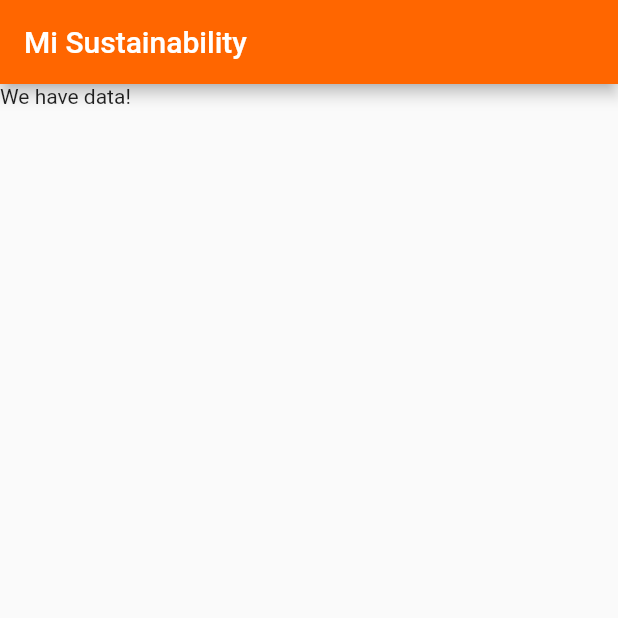
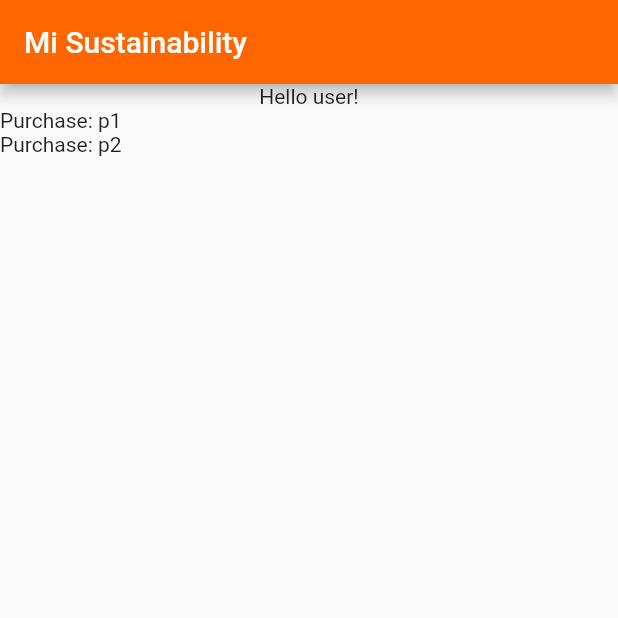
Before and after one commit to Omerixe/EcoMi, a Flutter app: the screen it shows after launch, on a phone screen of 412 x 824 dp, the top half of it. Run offline on Flutter 3.47's test engine with Material 2 defaults, Android fonts, the phone set to English and light mode, and no system bars.

Commit message:
show all the purchases in a list

```diff
--- a/lib/screens/home_page.dart
+++ b/lib/screens/home_page.dart
@@ -26,12 +26,22 @@ class _HomePageState extends State<HomePage> {
   Widget build(BuildContext context) {
     return SafeArea(
         child: Scaffold(
-          appBar: AppBar(title: Text('Mi Sustainability')),
+      appBar: AppBar(title: Text('Mi Sustainability')),
       body: FutureBuilder<Customer>(
         future: customer,
         builder: (BuildContext context, AsyncSnapshot<Customer> snapshot) {
           if (snapshot.hasData) {
-            return Text('We have data!');
+            return Column(children: [
+              Text('Hello user!'),
+              Expanded(
+                child: ListView.builder(
+                    itemCount: snapshot.data!.purchases.length,
+                    itemBuilder: (BuildContext context, int index) {
+                      return Text(
+                          'Purchase: ${snapshot.data!.purchases[index].id}');
+                    }),
+              )
+            ]);
           } else if (snapshot.hasError) {
             return Text('We have an error :(');
           } else {
```
